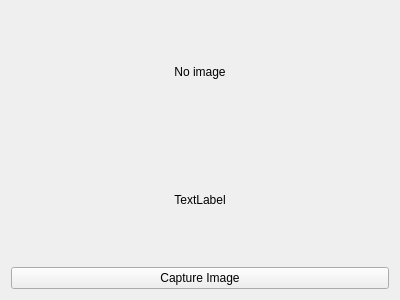
The window that camerahandler.ui (EstevanSc/SliceDefender) describes before a commit, drawn with Qt 5.
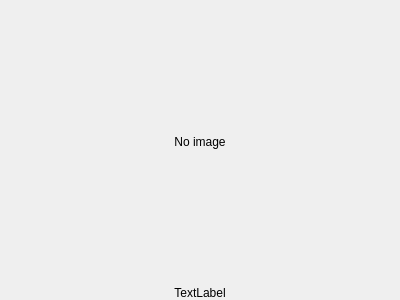
The same window after the commit.

Patch:
```diff
--- a/camerahandler.ui
+++ b/camerahandler.ui
@@ -14,8 +14,38 @@
    <string>Camera Handler</string>
   </property>
   <layout class="QVBoxLayout" name="verticalLayout">
+   <property name="spacing">
+    <number>2</number>
+   </property>
+   <property name="leftMargin">
+    <number>0</number>
+   </property>
+   <property name="topMargin">
+    <number>0</number>
+   </property>
+   <property name="rightMargin">
+    <number>0</number>
+   </property>
+   <property name="bottomMargin">
+    <number>0</number>
+   </property>
    <item>
     <widget class="QLabel" name="imageLabel_">
+     <property name="sizePolicy">
+      <sizepolicy hsizetype="Expanding" vsizetype="Expanding">
+       <horstretch>0</horstretch>
+       <verstretch>0</verstretch>
+      </sizepolicy>
+     </property>
+     <property name="minimumSize">
+      <size>
+       <width>200</width>
+       <height>200</height>
+      </size>
+     </property>
+     <property name="frameShape">
+      <enum>QFrame::NoFrame</enum>
+     </property>
      <property name="text">
       <string>No image</string>
      </property>
@@ -34,13 +64,6 @@
      </property>
     </widget>
    </item>
-   <item>
-    <widget class="QPushButton" name="captureButton_">
-     <property name="text">
-      <string>Capture Image</string>
-     </property>
-    </widget>
-   </item>
   </layout>
  </widget>
  <layoutdefault spacing="6" margin="11"/>
```
Left out of the diff: 2 changed lines with no effect on the pictures.
